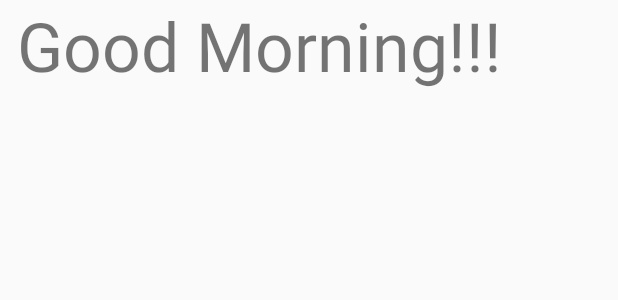
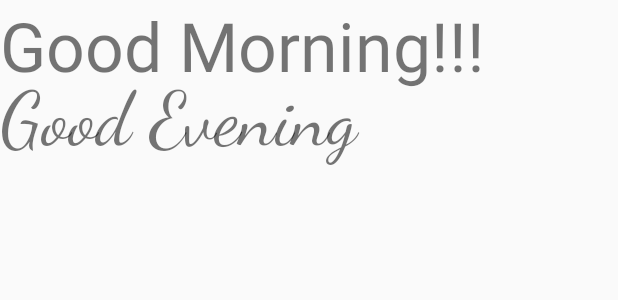
Before and after one commit to anshutiwari2110/Covid19Tracker, an Android app: the layout activity_bansal.xml on its own in the app's theme, with its tools: preview values and no code run, on a phone screen of 412 x 824 dp. Shown: the top 300 px of the screen. Run offline under Robolectric (Android 15) with nearby library versions, the light colour scheme and no system bars; network calls fail; Roboto replaces fonts that are not available here.

Commit message:
my changes@anshu

```diff
--- a/app/src/main/res/layout/activity_bansal.xml
+++ b/app/src/main/res/layout/activity_bansal.xml
@@ -8,6 +8,14 @@
     <TextView
         android:layout_width="match_parent"
         android:layout_height="match_parent"
-        android:text=" Good Morning!!!"
+        android:text="Good Morning!!!"
         android:textSize="45sp"/>
+
+    <TextView
+        android:layout_width="match_parent"
+        android:layout_height="match_parent"
+        android:text="Good Evening"
+        android:layout_marginTop="50dp"
+        android:textSize="50sp"
+        android:fontFamily="cursive"/>
 </androidx.constraintlayout.widget.ConstraintLayout>
```
